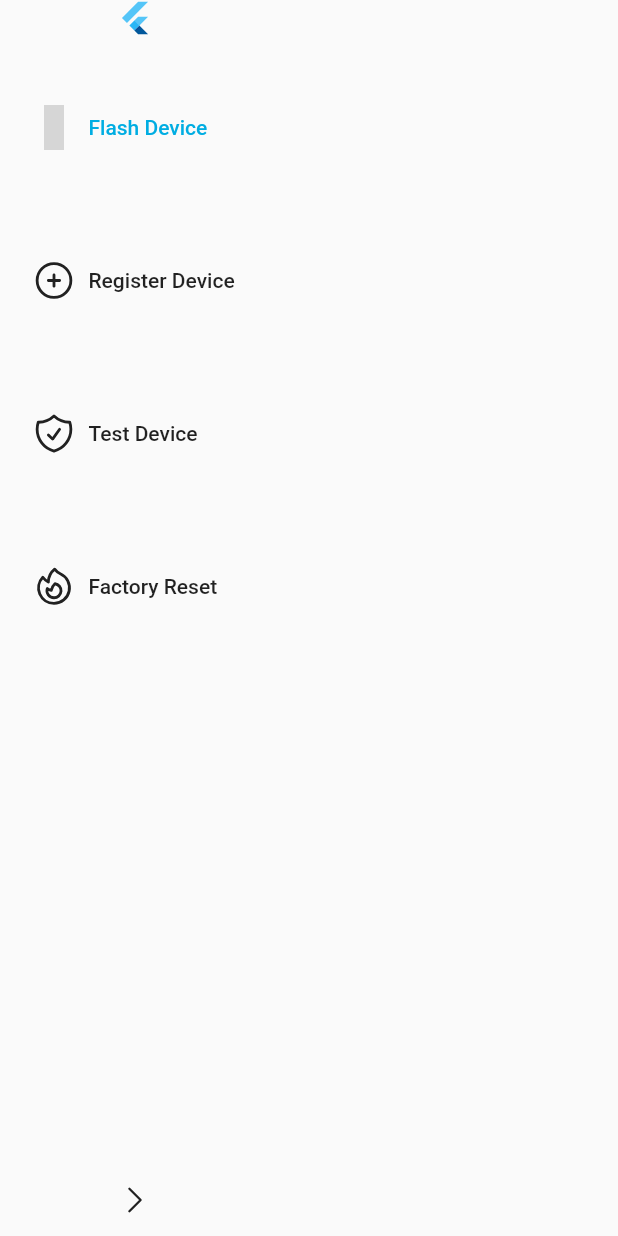
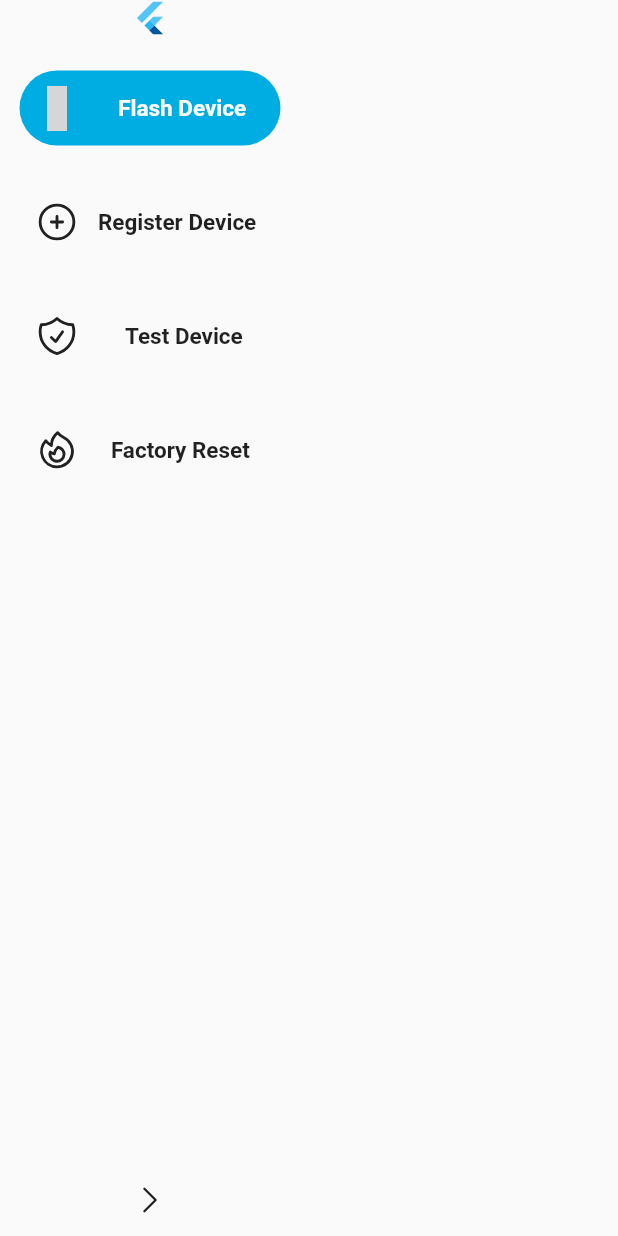
Before and after one commit to wego-technologies/gatego_unified_app, a Flutter app: the screen it shows after launch, after a tap on an icon or button, on a phone screen of 412 x 824 dp. Run offline on Flutter 3.47's test engine with Material 2 defaults, Android fonts, the light colour scheme and no system bars; our stand-ins replace heroicons; grey boxes are pictures that could not be loaded.

Commit message:
Work on Menu

```diff
--- a/lib/components/menu.dart
+++ b/lib/components/menu.dart
@@ -65,41 +65,55 @@ class Menu extends StatelessWidget {
                   : menuItems.entries.map((item) {
                       bool _itemSelcted = item.key == selectedItemKey;
                       return Container(
-                        margin: EdgeInsets.symmetric(vertical: 11),
-                        constraints: BoxConstraints(minWidth: 170),
-                        child: TextButton.icon(
-                          onPressed: () {
+                        constraints:
+                            const BoxConstraints(minWidth: double.infinity),
+                        margin:
+                            EdgeInsets.symmetric(vertical: 13, horizontal: 8),
+                        child: InkWell(
+                          borderRadius: BorderRadius.circular(5000),
+                          onTap: () {
                             onItemPressed(item.key);
                           },
-                          icon: HeroIcon(
+                          child: Container(
+                            padding: EdgeInsets.all(10),
+                            //margin: EdgeInsets.all(10),
+                            width: 170,
+                            decoration: BoxDecoration(
+                              color: _itemSelcted
+                                  ? Theme.of(context).primaryColor
+                                  : Colors.transparent,
+                              borderRadius: BorderRadius.circular(5000),
+                            ),
+                            child: Row(
+                              mainAxisAlignment: MainAxisAlignment.spaceBetween,
+                              children: [
+                                HeroIcon(
                                   item.value,
                                   size: 30,
                                   color: _itemSelcted
-                                ? Theme.of(context).primaryColor
+                                      ? Theme.of(context).canvasColor
                                       : Theme.of(context).iconTheme.color,
                                 ),
-                          label: Text(
+                                SizedBox(
+                                  width: 10,
+                                ),
+                                Text(
                                   item.key,
+                                  textAlign: TextAlign.end,
                                   style: TextStyle(
+                                    fontWeight: FontWeight.w600,
+                                    fontSize: 15,
                                     color: _itemSelcted
-                                  ? Theme.of(context).primaryColor
+                                        ? Colors.white
                                         : Theme.of(context).iconTheme.color,
                                   ),
                                 ),
-                          style: ButtonStyle(
-                            alignment: Alignment.centerLeft,
-                            padding: MaterialStateProperty.resolveWith(
-                              (states) => EdgeInsets.symmetric(
-                                horizontal: 16,
-                                vertical: 25,
+                                SizedBox(
+                                  width: 5,
+                                ),
+                              ],
                             ),
                           ),
-                          ),
-                          //iconSize: 30,
-                          //splashRadius: 30,
-                          //color: _itemSelcted
-                          //? Theme.of(context).primaryColor
-                          //: Theme.of(context).iconTheme.color,
                         ),
                       );
                     }).toList(),
--- a/lib/main.dart
+++ b/lib/main.dart
@@ -44,7 +44,9 @@ class _MenuWrapperState extends State<MenuWrapper>
     return Scaffold(
       body: Row(
         children: [
-          Menu(
+          Container(
+            width: 200,
+            child: Menu(
               selectedItemKey: _selectedItemKey,
               menuItems: _destinations,
               leading: FlutterLogo(),
@@ -62,6 +64,7 @@ class _MenuWrapperState extends State<MenuWrapper>
                 },
               ),
             ),
+          ),
         ],
       ),
     );
```
Lines whose indentation alone changed are shown as unchanged.
